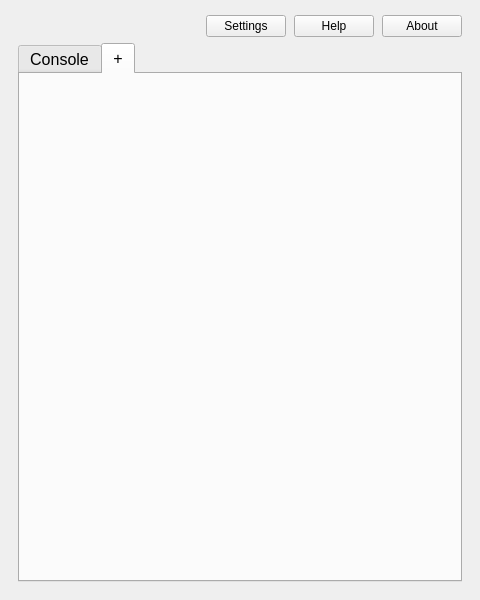
Qt form src/mainwindow.ui (Ernest314/WoW-Console-Runner) before a commit.
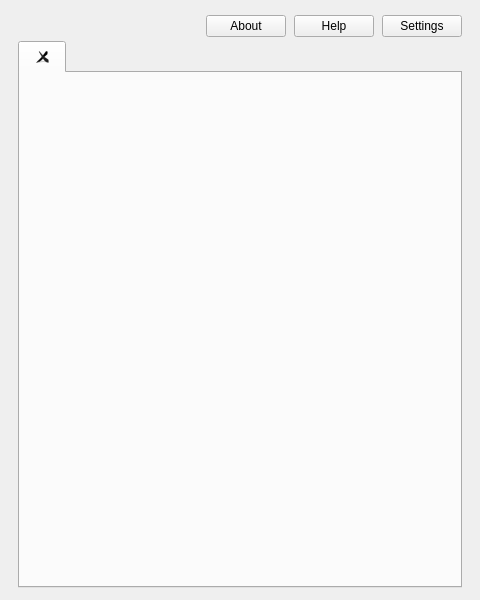
The same form after that commit. The open tabs and pages were chosen to show the change. Icons and pictures are not drawn.

```diff
--- a/src/mainwindow.ui
+++ b/src/mainwindow.ui
@@ -19,6 +19,9 @@
   </property>
   <widget class="QWidget" name="widget_main">
    <layout class="QVBoxLayout" name="layout_main">
+    <property name="spacing">
+     <number>4</number>
+    </property>
     <property name="leftMargin">
      <number>18</number>
     </property>
@@ -29,7 +32,7 @@
      <number>18</number>
     </property>
     <property name="bottomMargin">
-     <number>18</number>
+     <number>12</number>
     </property>
     <item>
      <layout class="QHBoxLayout" name="layout_buttons">
@@ -49,20 +52,6 @@
         </property>
        </spacer>
       </item>
-      <item>
-       <widget class="QPushButton" name="button_settings">
-        <property name="text">
-         <string>Settings</string>
-        </property>
-       </widget>
-      </item>
-      <item>
-       <widget class="QPushButton" name="button_help">
-        <property name="text">
-         <string>Help</string>
-        </property>
-       </widget>
-      </item>
       <item>
        <widget class="QPushButton" name="button_about">
         <property name="text">
@@ -70,6 +59,20 @@
         </property>
        </widget>
       </item>
+      <item>
+       <widget class="QPushButton" name="button_help">
+        <property name="text">
+         <string>Help</string>
+        </property>
+       </widget>
+      </item>
+      <item>
+       <widget class="QPushButton" name="button_settings">
+        <property name="text">
+         <string>Settings</string>
+        </property>
+       </widget>
+      </item>
      </layout>
     </item>
     <item>
@@ -85,14 +88,12 @@
       <property name="currentIndex">
        <number>0</number>
       </property>
-      <widget class="QWidget" name="console">
-       <attribute name="title">
-        <string>Console</string>
-       </attribute>
-      </widget>
+      <property name="tabsClosable">
+       <bool>true</bool>
+      </property>
       <widget class="QWidget" name="addconsole">
        <attribute name="title">
-        <string>+</string>
+        <string/>
        </attribute>
       </widget>
      </widget>
```
Left out of the diff: 2 changed lines with no effect on the pictures.
